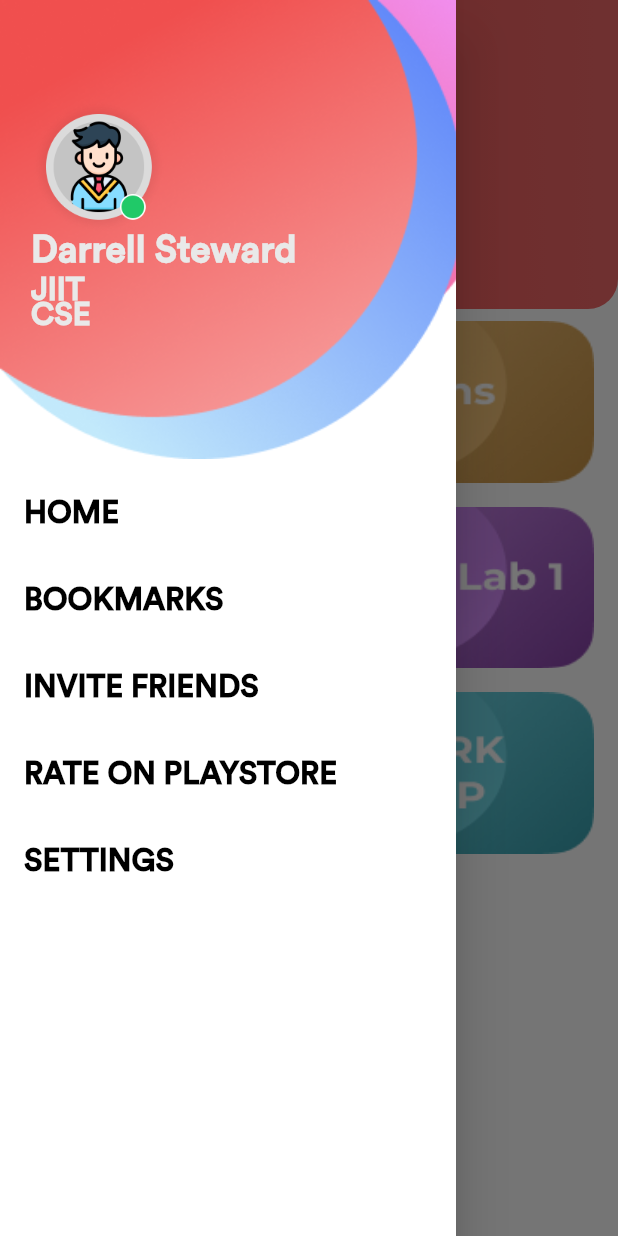
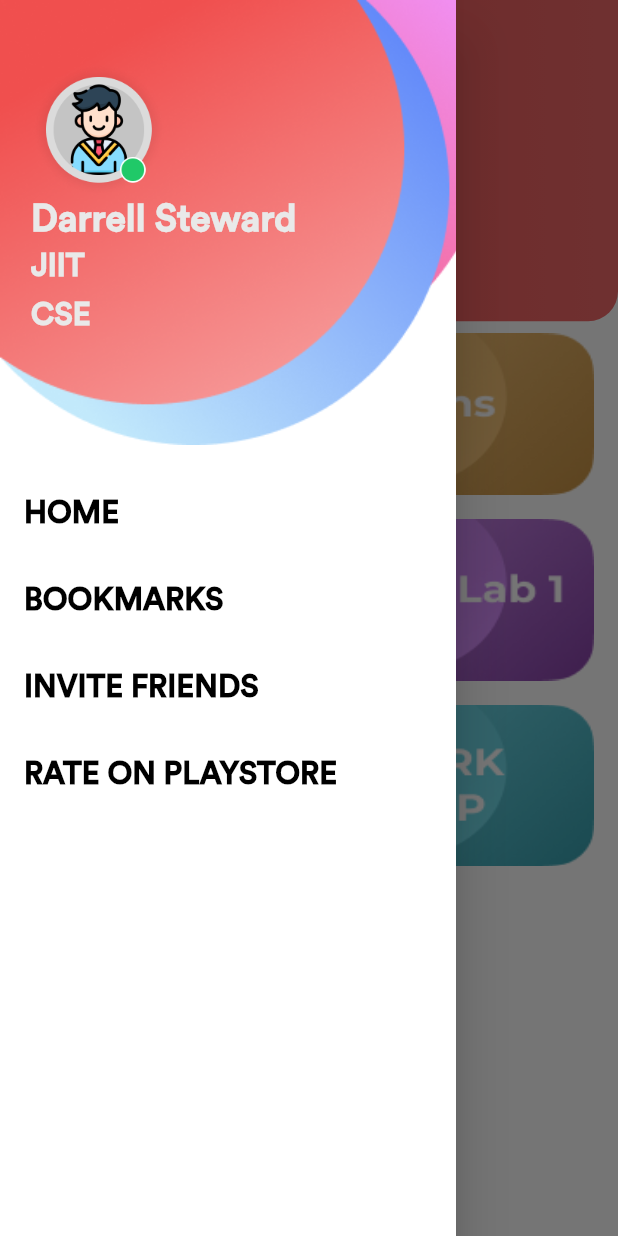
Before and after one commit to axactstudios/solvecase, a Flutter app: the MaterialScreen screen opened directly, with the side drawer open, on a phone screen of 412 x 824 dp. Run offline on Flutter 3.47's test engine with Material 2 defaults, Android fonts, the phone set to English and light mode, and no system bars; our stand-ins replace device_info, firebase_auth, firebase_database, flutter_switch, fluttertoast, persistent_bottom_nav_bar and 1 more; missing offline and left inert: fancy_drawer, flutter_youtube, latlng, map, regexed_validator; accounts and stored records are empty.

Commit message:
UI Done 🤘

```diff
--- a/lib/Screens/Authentication/SignIn.dart
+++ b/lib/Screens/Authentication/SignIn.dart
@@ -52,6 +52,7 @@ class _SignInState extends State<SignIn> {
                 ),
                 Padding(
                   padding: const EdgeInsets.symmetric(horizontal: 16.0),
+                  child: Center(
                     child: Column(
                       crossAxisAlignment: CrossAxisAlignment.start,
                       children: <Widget>[
@@ -76,10 +77,10 @@ class _SignInState extends State<SignIn> {
                           style: TextStyle(
                               color: Colors.white,
                               fontFamily: 'Circular',
-                            fontSize: pHeight * 0.035),
+                              fontSize: pHeight * 0.04),
                         ),
                         SizedBox(
-                        height: pHeight * 0.22,
+                          height: pHeight * 0.25,
                         ),
                         Text(
                           'Sign In',
@@ -238,6 +239,7 @@ class _SignInState extends State<SignIn> {
                       ],
                     ),
                   ),
+                ),
               ],
             ),
           ),
--- a/lib/Screens/Bookmarks.dart
+++ b/lib/Screens/Bookmarks.dart
@@ -41,7 +41,7 @@ class _BookmarksState extends State<Bookmarks> {
       body: Column(
         children: <Widget>[
           Container(
-            height: pHeight * 0.18,
+            height: pHeight * 0.19,
             width: pWidth,
             decoration: BoxDecoration(
               gradient: LinearGradient(
@@ -126,7 +126,6 @@ class _BookmarksState extends State<Bookmarks> {
                     return Padding(
                       padding: const EdgeInsets.all(8.0),
                       child: Card(
-                        margin: EdgeInsets.only(bottom: 20),
                         elevation: 1,
                         shadowColor: Colors.black.withOpacity(0.75),
                         shape: RoundedRectangleBorder(
--- a/lib/Screens/DrawerScreen.dart
+++ b/lib/Screens/DrawerScreen.dart
@@ -97,10 +97,13 @@ class _DrawerScreenState extends State<DrawerScreen>
               Positioned(
                 top: 0,
                 left: 0,
-                child: Image.asset('assets/images/Shapes.png'),
+                child: Image.asset(
+                  'assets/images/Shapes.png',
+                  width: pWidth * 0.8,
+                ),
               ),
               Positioned(
-                top: pHeight * 0.08,
+                top: pHeight * 0.05,
                 left: pWidth * 0.05,
                 child: Image.asset(
                   'assets/images/Group 13.png',
@@ -108,7 +111,7 @@ class _DrawerScreenState extends State<DrawerScreen>
                 ),
               ),
               Positioned(
-                top: pHeight * 0.185,
+                top: pHeight * 0.16,
                 left: pWidth * 0.05,
                 child: Text(
                   '$fName $lName',
@@ -120,7 +123,7 @@ class _DrawerScreenState extends State<DrawerScreen>
                 ),
               ),
               Positioned(
-                top: pHeight * 0.22,
+                top: pHeight * 0.20,
                 left: pWidth * 0.05,
                 child: Text(
                   '$college',
@@ -212,17 +215,17 @@ class _DrawerScreenState extends State<DrawerScreen>
                           fontSize: pHeight * 0.025,
                           fontWeight: FontWeight.bold),
                     ),
-                    SizedBox(
-                      height: pHeight * 0.04,
-                    ),
-                    Text(
-                      'SETTINGS',
-                      style: TextStyle(
-                          fontFamily: 'Circular',
-                          color: txtColor,
-                          fontSize: pHeight * 0.025,
-                          fontWeight: FontWeight.bold),
-                    ),
+//                    SizedBox(
+//                      height: pHeight * 0.04,
+//                    ),
+//                    Text(
+//                      'SETTINGS',
+//                      style: TextStyle(
+//                          fontFamily: 'Circular',
+//                          color: txtColor,
+//                          fontSize: pHeight * 0.025,
+//                          fontWeight: FontWeight.bold),
+//                    ),
                   ],
                 ),
               ),
--- a/lib/Screens/LectureScreen.dart
+++ b/lib/Screens/LectureScreen.dart
@@ -44,7 +44,7 @@ class _LectureScreenState extends State<LectureScreen> {
       body: Column(
         children: <Widget>[
           Container(
-            height: pHeight * 0.25,
+            height: pHeight * 0.26,
             width: pWidth,
             decoration: BoxDecoration(
               gradient: LinearGradient(
@@ -118,7 +118,7 @@ class _LectureScreenState extends State<LectureScreen> {
                                 : Border.all(color: Colors.white, width: 1),
                           ),
                           child: Padding(
-                            padding: const EdgeInsets.all(8.0),
+                            padding: EdgeInsets.all(pHeight * 0.01),
                             child: Text(
                               'Sem 1',
                               style: TextStyle(
@@ -151,7 +151,7 @@ class _LectureScreenState extends State<LectureScreen> {
                                 : Border.all(color: Colors.white),
                           ),
                           child: Padding(
-                            padding: const EdgeInsets.all(8.0),
+                            padding: EdgeInsets.all(pHeight * 0.01),
                             child: Text(
                               'Sem 3',
                               style: TextStyle(
--- a/lib/Screens/MaterialScreen.dart
+++ b/lib/Screens/MaterialScreen.dart
@@ -42,7 +42,7 @@ class _MaterialScreenState extends State<MaterialScreen> {
       body: Column(
         children: <Widget>[
           Container(
-            height: pHeight * 0.25,
+            height: pHeight * 0.26,
             width: pWidth,
             decoration: BoxDecoration(
               gradient: LinearGradient(
@@ -116,7 +116,7 @@ class _MaterialScreenState extends State<MaterialScreen> {
                                 : Border.all(color: Colors.white, width: 1),
                           ),
                           child: Padding(
-                            padding: const EdgeInsets.all(8.0),
+                            padding: EdgeInsets.all(pHeight * 0.01),
                             child: Text(
                               'Sem 1',
                               style: TextStyle(
@@ -149,7 +149,7 @@ class _MaterialScreenState extends State<MaterialScreen> {
                                 : Border.all(color: Colors.white),
                           ),
                           child: Padding(
-                            padding: const EdgeInsets.all(8.0),
+                            padding: EdgeInsets.all(pHeight * 0.01),
                             child: Text(
                               'Sem 3',
                               style: TextStyle(
--- a/lib/Screens/SolutionScreen.dart
+++ b/lib/Screens/SolutionScreen.dart
@@ -41,7 +41,7 @@ class _SolutionScreenState extends State<SolutionScreen> {
       body: Column(
         children: <Widget>[
           Container(
-            height: pHeight * 0.25,
+            height: pHeight * 0.26,
             width: pWidth,
             decoration: BoxDecoration(
               gradient: LinearGradient(
@@ -115,7 +115,7 @@ class _SolutionScreenState extends State<SolutionScreen> {
                                 : Border.all(color: Colors.white, width: 1),
                           ),
                           child: Padding(
-                            padding: const EdgeInsets.all(8.0),
+                            padding: EdgeInsets.all(pHeight * 0.01),
                             child: Text(
                               'Sem 1',
                               style: TextStyle(
@@ -148,7 +148,7 @@ class _SolutionScreenState extends State<SolutionScreen> {
                                 : Border.all(color: Colors.white),
                           ),
                           child: Padding(
-                            padding: const EdgeInsets.all(8.0),
+                            padding: EdgeInsets.all(pHeight * 0.01),
                             child: Text(
                               'Sem 3',
                               style: TextStyle(
```
Also changed, not shown: lib/Screens/Lectures.dart (+18 -20 lines), lib/Screens/Material.dart (+31 -31 lines), lib/Screens/More.dart (+13 -3 lines). Lines whose indentation alone changed are shown as unchanged.
